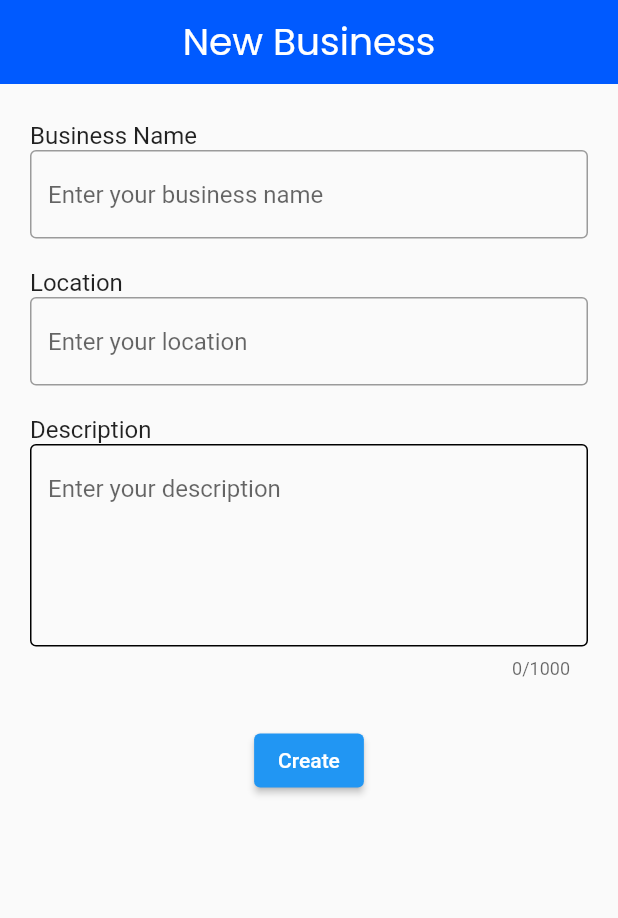
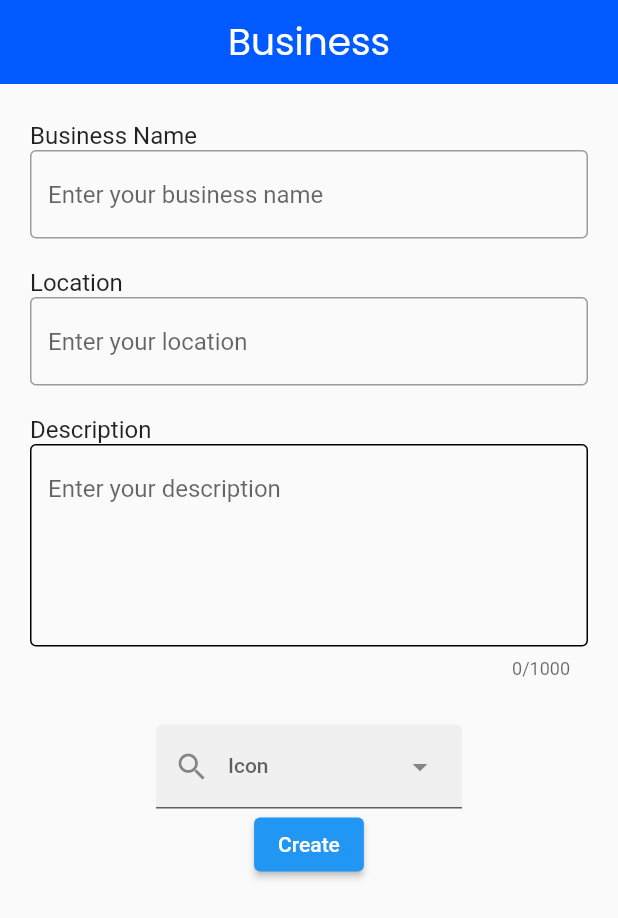
Before and after one commit to EthanY736/coolproject, a Flutter app: the NewBusinessPage screen opened by its route, on a phone screen of 412 x 824 dp. Shown: the top 918 px of the screen. Run offline on Flutter 3.47's test engine with Material 3 defaults, Android fonts, the phone set to English and light mode, and no system bars; our stand-ins replace auto_size_text, cached_network_image, chewie, cloud_firestore, file_picker, firebase_auth and 19 more; missing offline and left inert: google_maps_flutter_platform_interface, json_path, mime_type; accounts and stored records are empty; statements that could not run were skipped.

Commit message:
update
cool update

```diff
--- a/lib/pages/new_business_page.dart
+++ b/lib/pages/new_business_page.dart
@@ -1,19 +1,52 @@
+import 'package:cloud_firestore/cloud_firestore.dart';
+import 'package:firebase_auth/firebase_auth.dart';
 import 'package:flutter/cupertino.dart';
 import 'package:flutter/material.dart';
-
 import '../flutter_flow/flutter_flow_theme.dart';
 
-  class NewBusinessPage extends StatelessWidget {
+enum Label {
+  plumbing('Plumbing'),
+  cleaning('Cleaning'),
+  acinatorfixer("AC Fixer"),
+  exterminator("Exterminator"),
+  poolcleaner("Pool Cleaner"),
+  assembly("Assembly"),
+  repairer("Repairer"),
+  installation("Installation"),
+  garbageman("Garbage Man");
+
+  const Label(this.label);
+  final String label;
+}
+
+class NewBusinessPage extends StatefulWidget {
   const NewBusinessPage({super.key});
 
   @override
+  State<NewBusinessPage> createState() => _NewBusinessPageState();
+}
+
+class _NewBusinessPageState extends State<NewBusinessPage> {
+  final TextEditingController _businessName = TextEditingController();
+  final TextEditingController _businessLoc = TextEditingController();
+  final TextEditingController _businessDesc = TextEditingController();
+  final TextEditingController _businessType = TextEditingController();
+  Label? selectedIcon;
+
+  final businesses = FirebaseFirestore.instance;
+  final auth = FirebaseAuth.instance.currentUser;
+
+  @override
   Widget build(BuildContext context) {
-      return Scaffold(
+    return GestureDetector(
+      onTap:  ()=> FocusManager.instance.primaryFocus?.unfocus(),
+      child: SafeArea(
+        child: Scaffold(
             appBar: AppBar(
               backgroundColor: FlutterFlowTheme.of(context).primary,
               automaticallyImplyLeading: true,
               title: Text(
-            'New Business',
+                'Business',
                 style: FlutterFlowTheme.of(context).bodyMedium.override(
                       fontFamily: 'Poppins',
                       color: Colors.white,
@@ -26,7 +59,7 @@ import '../flutter_flow/flutter_flow_theme.dart';
               centerTitle: true,
               elevation: 0.0,
             ),
-        body:SingleChildScrollView(
+            body: SingleChildScrollView(
               child: SizedBox(
                   width: MediaQuery.of(context).size.width,
                   child: Column(
@@ -39,7 +72,8 @@ import '../flutter_flow/flutter_flow_theme.dart';
                         width: MediaQuery.of(context).size.width - 40,
                         child: const Row(
                           children: [
-                      Text('Business Name',
+                            Text(
+                              'Business Name',
                               style: TextStyle(
                                 fontSize: 16,
                                 fontWeight: FontWeight.w400,
@@ -51,10 +85,10 @@ import '../flutter_flow/flutter_flow_theme.dart';
                       SizedBox(
                         width: MediaQuery.of(context).size.width - 40,
                         child: TextFormField(
+                          controller: _businessName,
                           decoration: const InputDecoration(
                               border: OutlineInputBorder(),
-                      hintText: 'Enter your business name'
-                  ),
+                              hintText: 'Enter your business name'),
                         ),
                       ),
                       const SizedBox(
@@ -64,7 +98,8 @@ import '../flutter_flow/flutter_flow_theme.dart';
                         width: MediaQuery.of(context).size.width - 40,
                         child: const Row(
                           children: [
-                      Text('Location',
+                            Text(
+                              'Location',
                               style: TextStyle(
                                 fontSize: 16,
                                 fontWeight: FontWeight.w400,
@@ -76,10 +111,10 @@ import '../flutter_flow/flutter_flow_theme.dart';
                       SizedBox(
                         width: MediaQuery.of(context).size.width - 40,
                         child: TextFormField(
+                          controller: _businessLoc,
                           decoration: const InputDecoration(
                               border: OutlineInputBorder(),
-                        hintText: 'Enter your location'
-                    ),
+                              hintText: 'Enter your location'),
                         ),
                       ),
                       const SizedBox(
@@ -89,7 +124,8 @@ import '../flutter_flow/flutter_flow_theme.dart';
                         width: MediaQuery.of(context).size.width - 40,
                         child: const Row(
                           children: [
-                      Text('Description',
+                            Text(
+                              'Description',
                               style: TextStyle(
                                 fontSize: 16,
                                 fontWeight: FontWeight.w400,
@@ -101,30 +137,68 @@ import '../flutter_flow/flutter_flow_theme.dart';
                       SizedBox(
                         width: MediaQuery.of(context).size.width - 40,
                         child: TextFormField(
+                          controller: _businessDesc,
                           keyboardType: TextInputType.multiline,
                           minLines: 5,
                           maxLines: 20,
                           maxLength: 1000,
                           decoration: InputDecoration(
                               enabledBorder: const OutlineInputBorder(
-                        borderSide: BorderSide(color: Colors.black)
-                      ),
+                                  borderSide: BorderSide(color: Colors.black)),
                               focusedBorder: OutlineInputBorder(
                                 borderSide: const BorderSide(color: Colors.blue),
                                 borderRadius: BorderRadius.circular(20),
                               ),
-                      hintText: 'Enter your description'
-                    ),
+                              hintText: 'Enter your description'),
                         ),
                       ),
                       const SizedBox(
                         height: 30,
                       ),
-                ElevatedButton(onPressed: (){}, child: const Text("Create"))
+                      DropdownMenu<Label>(
+                        controller: _businessType,
+                        enableFilter: true,
+                        requestFocusOnTap: true,
+                        leadingIcon: const Icon(Icons.search),
+                        label: const Text('Icon'),
+                        inputDecorationTheme: const InputDecorationTheme(
+                          filled: true,
+                          contentPadding: EdgeInsets.symmetric(vertical: 5.0),
+                        ),
+                        onSelected: (Label? icon) {
+                          setState(() {
+                            selectedIcon = icon;
+                          });
+                        },
+                        dropdownMenuEntries:
+                        Label.values.map<DropdownMenuEntry<Label>>(
+                              (Label icon) {
+                            return DropdownMenuEntry<Label>(
+                              value: icon,
+                              label: icon.label,
+                            );
+                          },
+                        ).toList(),
+                      ),
+                      ElevatedButton(
+                          onPressed: () {
+                            businesses
+                                .collection('businesses')
+                                .doc(auth?.uid)
+                                .set({
+                              'businessName': _businessName.text,
+                              'businessLoc': _businessLoc.text,
+                              'businessDesc': _businessDesc.text,
+                              'businessType': _businessType.text,
+                            });
+
+                            Navigator.pop(context);
+                          },
+                          child: const Text("Create"))
                     ],
-            )
+                  )),
+            )),
       ),
-        )
     );
   }
 }
--- a/lib/pages/settings/settings_widget.dart
+++ b/lib/pages/settings/settings_widget.dart
@@ -214,7 +214,7 @@ class _SettingsWidgetState extends State<SettingsWidget>
                             onPressed: () async {
                               context.pushNamed('NewBusiness');
                             },
-                            text: 'New Business',
+                            text: 'Business',
                             options: FFButtonOptions(
                               height: 40.0,
                               padding: EdgeInsetsDirectional.fromSTEB(
```
Also changed, not shown: lib/pages/home_page/home_page_widget.dart (+14 -10 lines), 6 other files. Lines whose indentation alone changed are shown as unchanged.
